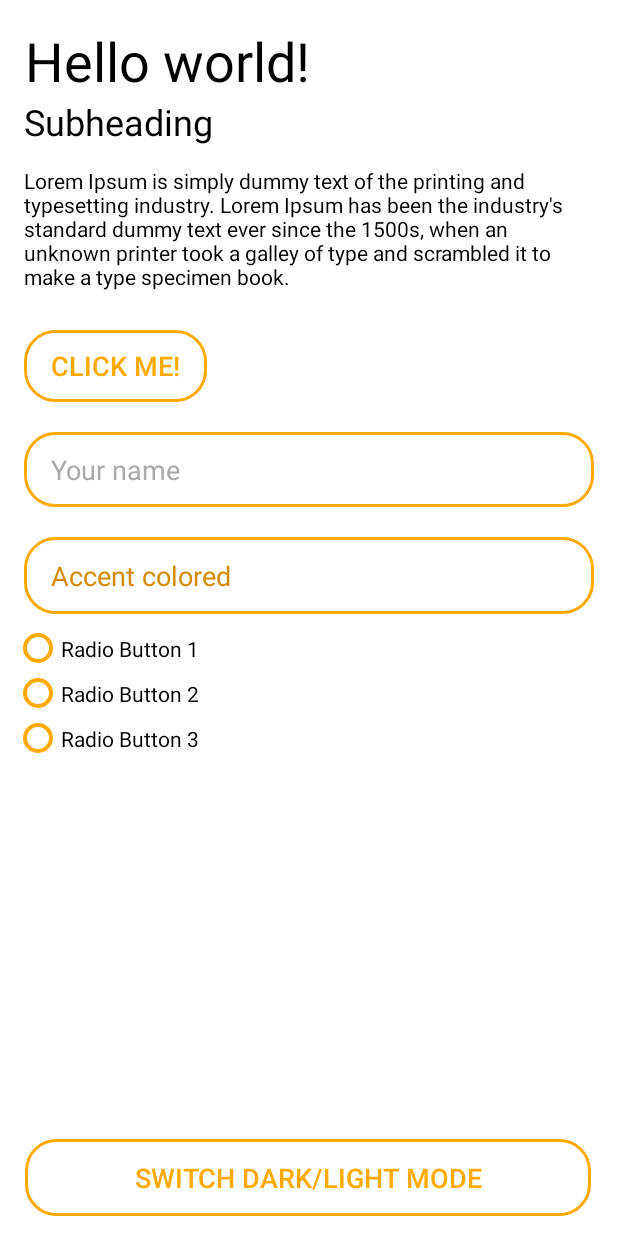
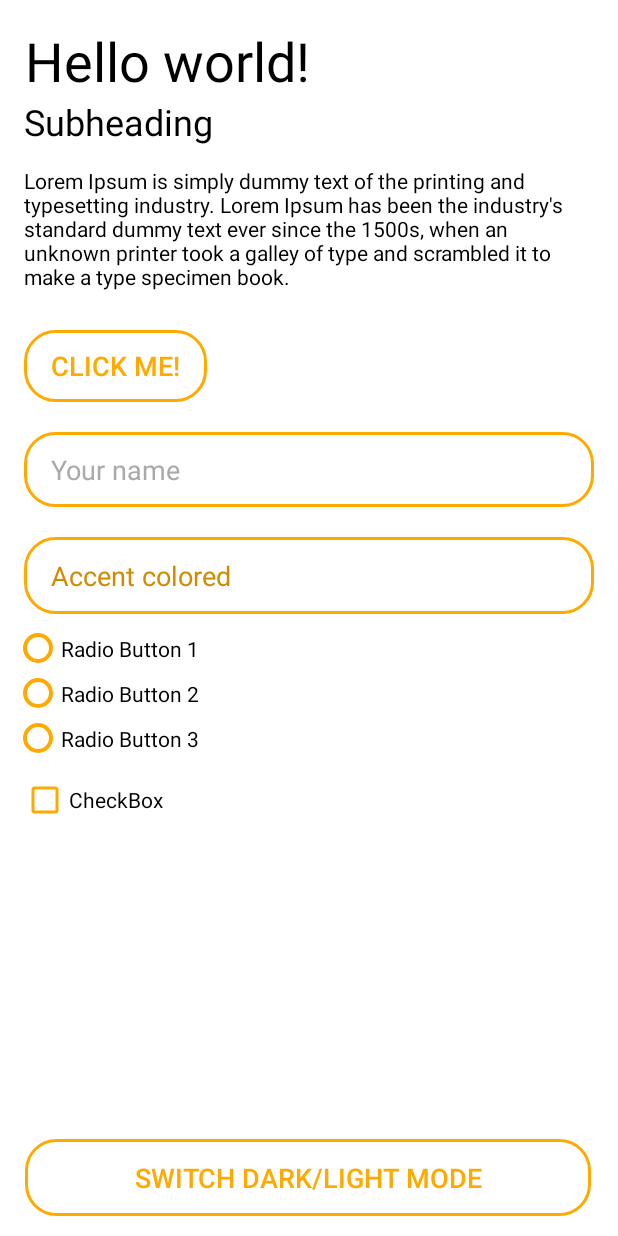
Before and after one commit to githubcatw/Modern, an Android app: the screen it shows after launch (MainActivity), on a phone screen of 412 x 824 dp. Run offline under Robolectric (Android 15) with nearby library versions, the phone set to English and light mode, and no system bars.

Commit message:
Add a checkbox to the demo app

```diff
--- a/app/src/main/res/layout/activity_main.xml
+++ b/app/src/main/res/layout/activity_main.xml
@@ -138,4 +138,14 @@
         app:layout_constraintEnd_toEndOf="parent"
         app:layout_constraintStart_toStartOf="parent" />
 
+    <CheckBox
+        android:id="@+id/checkBox"
+        android:layout_width="wrap_content"
+        android:layout_height="wrap_content"
+        android:layout_marginStart="14dp"
+        android:layout_marginTop="10dp"
+        android:text="CheckBox"
+        app:layout_constraintStart_toStartOf="parent"
+        app:layout_constraintTop_toBottomOf="@+id/radios" />
+
 </androidx.constraintlayout.widget.ConstraintLayout>
```
